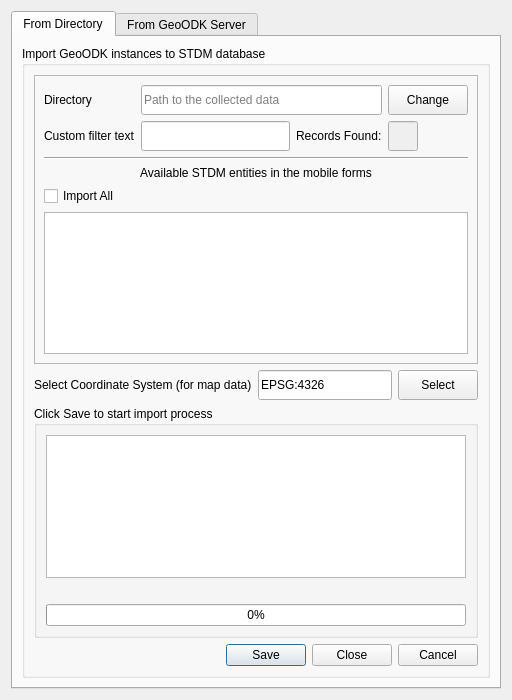
gltn/stdm, file ui/ui_geoodk_import.ui: the form before one commit.
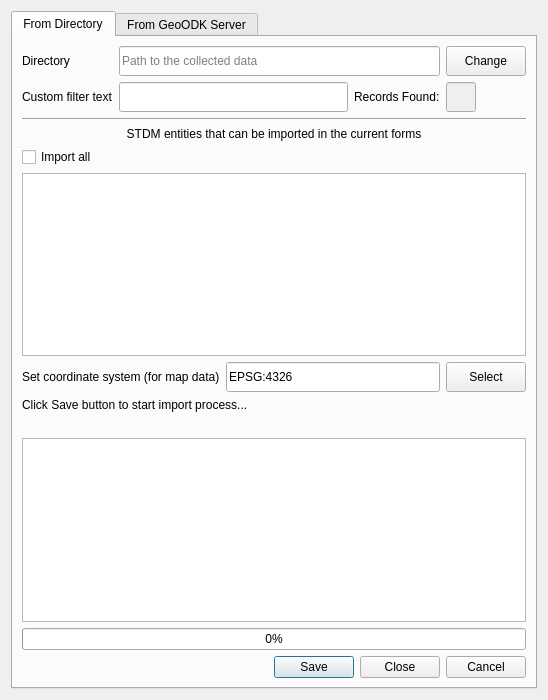
The form after the commit.

Commit message: UI improvement for geoodk import and export

The edit to the form file:
```diff
--- a/ui/ui_geoodk_import.ui
+++ b/ui/ui_geoodk_import.ui
@@ -6,7 +6,7 @@
    <rect>
     <x>0</x>
     <y>0</y>
-    <width>512</width>
+    <width>548</width>
     <height>700</height>
    </rect>
   </property>
@@ -22,7 +22,7 @@
   <property name="layoutDirection">
    <enum>Qt::LeftToRight</enum>
   </property>
-  <layout class="QGridLayout" name="gridLayout_7">
+  <layout class="QGridLayout" name="gridLayout_3">
    <item row="0" column="0">
     <widget class="QTabWidget" name="tabWidget">
      <property name="minimumSize">
@@ -39,84 +39,14 @@
        <string>From Directory</string>
       </attribute>
       <layout class="QGridLayout" name="gridLayout">
-       <item row="0" column="0">
-        <widget class="QGroupBox" name="groupBox">
-         <property name="title">
-          <string>Import GeoODK instances to STDM database</string>
-         </property>
-         <layout class="QGridLayout" name="gridLayout_4">
-          <item row="5" column="0">
-           <widget class="QDialogButtonBox" name="buttonBox">
-            <property name="orientation">
-             <enum>Qt::Horizontal</enum>
-            </property>
-            <property name="standardButtons">
-             <set>QDialogButtonBox::Cancel|QDialogButtonBox::Close|QDialogButtonBox::Save</set>
-            </property>
-           </widget>
-          </item>
-          <item row="0" column="0">
-           <layout class="QVBoxLayout" name="vlnotification"/>
-          </item>
-          <item row="3" column="0">
-           <widget class="QGroupBox" name="groupBox_2">
-            <property name="title">
-             <string>Click Save to start import process</string>
-            </property>
-            <layout class="QGridLayout" name="gridLayout_5">
-             <item row="2" column="0">
-              <widget class="QLabel" name="lbl_feedback">
+       <item row="8" column="0">
+        <widget class="QLabel" name="label_3">
                <property name="text">
-                <string/>
+          <string>Click Save button to start import process...</string>
                </property>
               </widget>
              </item>
              <item row="1" column="0">
-              <widget class="QTextEdit" name="txt_feedback">
-               <property name="readOnly">
-                <bool>true</bool>
-               </property>
-              </widget>
-             </item>
-             <item row="3" column="0">
-              <widget class="QProgressBar" name="pgbar">
-               <property name="value">
-                <number>0</number>
-               </property>
-              </widget>
-             </item>
-            </layout>
-           </widget>
-          </item>
-          <item row="1" column="0">
-           <widget class="QFrame" name="frame">
-            <property name="frameShape">
-             <enum>QFrame::StyledPanel</enum>
-            </property>
-            <property name="frameShadow">
-             <enum>QFrame::Plain</enum>
-            </property>
-            <layout class="QGridLayout" name="gridLayout_6">
-             <item row="2" column="0">
-              <widget class="QLabel" name="label_4">
-               <property name="text">
-                <string>Available STDM entities in the mobile forms</string>
-               </property>
-               <property name="alignment">
-                <set>Qt::AlignCenter</set>
-               </property>
-              </widget>
-             </item>
-             <item row="1" column="0">
-              <widget class="Line" name="line">
-               <property name="orientation">
-                <enum>Qt::Horizontal</enum>
-               </property>
-              </widget>
-             </item>
-             <item row="0" column="0">
-              <layout class="QGridLayout" name="gridLayout_3">
-               <item row="0" column="0" colspan="2">
                 <layout class="QGridLayout" name="gridLayout_2">
                  <item row="2" column="1">
                   <widget class="QLineEdit" name="txt_filter">
@@ -208,7 +138,7 @@
                     </size>
                    </property>
                    <property name="layoutDirection">
-                    <enum>Qt::RightToLeft</enum>
+            <enum>Qt::LeftToRight</enum>
                    </property>
                    <property name="text">
                     <string>Change</string>
@@ -217,22 +147,31 @@
                  </item>
                 </layout>
                </item>
-              </layout>
+       <item row="11" column="0">
+        <widget class="QProgressBar" name="pgbar">
+         <property name="value">
+          <number>0</number>
+         </property>
+        </widget>
              </item>
              <item row="4" column="0">
-              <widget class="QListWidget" name="lst_widget"/>
-             </item>
-             <item row="3" column="0">
+        <widget class="QLabel" name="label_4">
+         <property name="text">
+          <string>STDM entities that can be imported in the current forms</string>
+         </property>
+         <property name="alignment">
+          <set>Qt::AlignCenter</set>
+         </property>
+        </widget>
+       </item>
+       <item row="5" column="0">
               <widget class="QCheckBox" name="chk_all">
                <property name="text">
-                <string>Import All</string>
+          <string>Import all</string>
                </property>
               </widget>
              </item>
-            </layout>
-           </widget>
-          </item>
-          <item row="2" column="0">
+       <item row="7" column="0">
            <layout class="QGridLayout" name="gridLayout_12">
             <item row="0" column="2">
              <widget class="QPushButton" name="btn_srid">
@@ -269,15 +208,49 @@
             <item row="0" column="0">
              <widget class="QLabel" name="label_13">
               <property name="text">
-               <string>Select Coordinate System (for map data)</string>
+            <string>Set coordinate system (for map data)</string>
               </property>
              </widget>
             </item>
            </layout>
           </item>
-         </layout>
+       <item row="12" column="0">
+        <widget class="QDialogButtonBox" name="buttonBox">
+         <property name="orientation">
+          <enum>Qt::Horizontal</enum>
+         </property>
+         <property name="standardButtons">
+          <set>QDialogButtonBox::Cancel|QDialogButtonBox::Close|QDialogButtonBox::Save</set>
+         </property>
         </widget>
        </item>
+       <item row="3" column="0">
+        <widget class="Line" name="line">
+         <property name="orientation">
+          <enum>Qt::Horizontal</enum>
+         </property>
+        </widget>
+       </item>
+       <item row="6" column="0">
+        <widget class="QListWidget" name="lst_widget"/>
+       </item>
+       <item row="9" column="0">
+        <widget class="QLabel" name="lbl_feedback">
+         <property name="text">
+          <string/>
+         </property>
+        </widget>
+       </item>
+       <item row="10" column="0">
+        <widget class="QTextEdit" name="txt_feedback">
+         <property name="readOnly">
+          <bool>true</bool>
+         </property>
+        </widget>
+       </item>
+       <item row="0" column="0">
+        <layout class="QVBoxLayout" name="vlnotification"/>
+       </item>
       </layout>
      </widget>
      <widget class="QWidget" name="tab_2">
```
Left out of the diff: 1 changed line with no effect on the pictures. Lines whose indentation alone changed are shown as unchanged. The commit also changes 8 other files.
